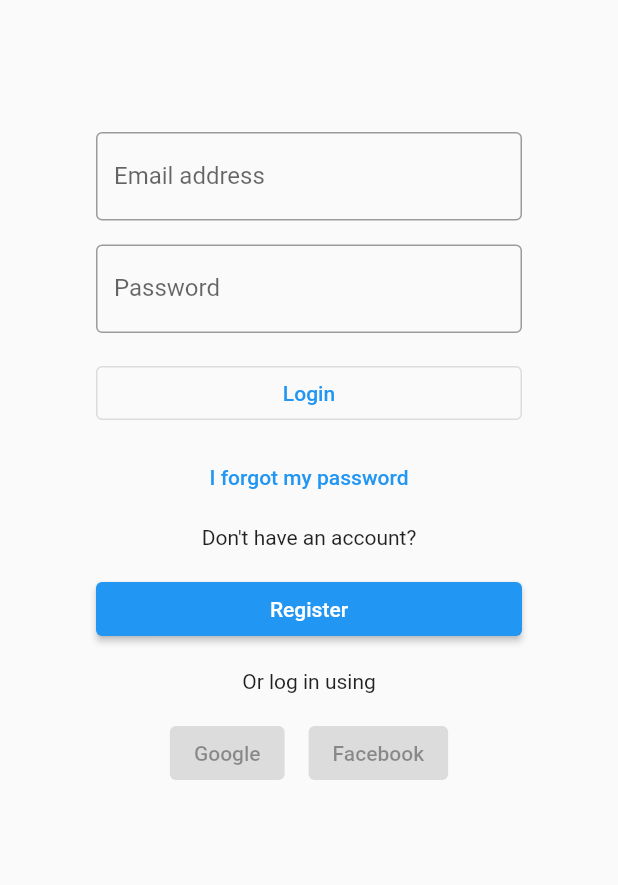
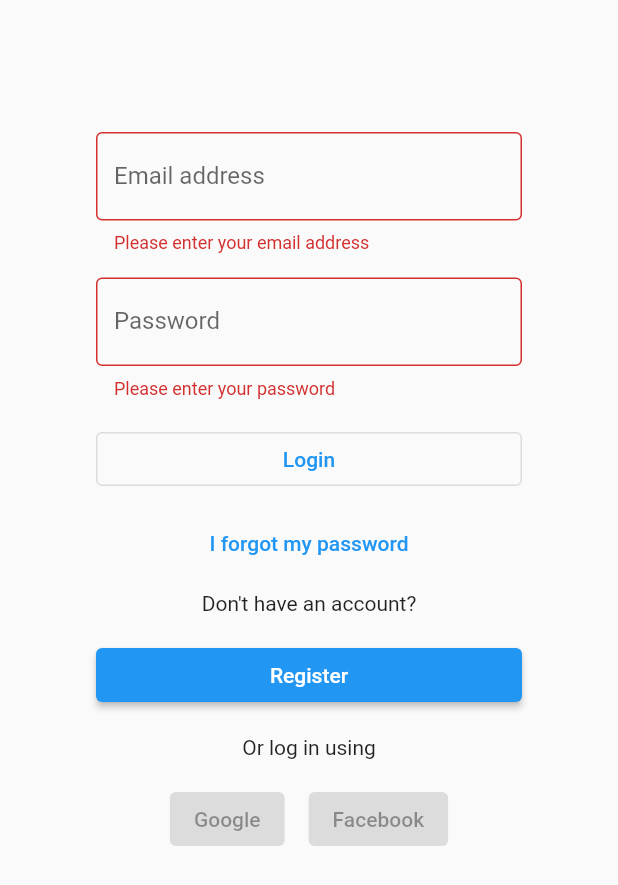
Before and after one commit to davidjohnmaccallum/church_backoffice, a Flutter app: the screen it shows after launch, after a tap on "Login", on a phone screen of 412 x 824 dp. Shown: the top 885 px of the screen. Run offline on Flutter 3.47's test engine with Material 2 defaults, Android fonts, the light colour scheme and no system bars; our stand-ins replace email_validator, firebase_auth, firebase_core; accounts and stored records are empty.

Commit message:
Register, login and logout

```diff
--- a/lib/components/header.dart
+++ b/lib/components/header.dart
@@ -1,11 +1,14 @@
+import 'package:firebase_auth/firebase_auth.dart';
 import 'package:flutter/material.dart';
 
 class Header extends StatelessWidget {
   final Function onAvatarTap;
+  final User user;
 
   const Header({
     Key key,
     this.onAvatarTap,
+    this.user,
   }) : super(key: key);
 
   @override
--- a/lib/main.dart
+++ b/lib/main.dart
@@ -24,6 +24,8 @@ class _AppState extends State<App> {
   bool _initialized = false;
   bool _error = false;
   User _user;
+  String _registrationErrorMessage;
+  String _loginErrorMessage;
 
   // Define an async function to initialize FlutterFire
   void initializeFlutterFire() async {
@@ -42,7 +44,7 @@ class _AppState extends State<App> {
         if (user == null) {
           print('User is currently signed out!');
         } else {
-          print('User is signed in!');
+          print("User is signed in! $user");
         }
       });
     } catch (e) {
@@ -70,8 +72,44 @@ class _AppState extends State<App> {
     );
   }
 
-  submitRegistrationForm(RegistrationData data) {
-    // TODO: Integrate backend
+  submitRegistrationForm(RegistrationData data) async {
+    try {
+      setState(() {
+        _registrationErrorMessage = null;
+      });
+      await FirebaseAuth.instance.createUserWithEmailAndPassword(
+        email: data.email,
+        password: data.password,
+      );
+    } catch (e) {
+      setState(() {
+        _registrationErrorMessage = e.message;
+      });
+    }
+  }
+
+  login(String email, String password) async {
+    try {
+      setState(() {
+        _loginErrorMessage = null;
+      });
+      await FirebaseAuth.instance.signInWithEmailAndPassword(
+        email: email,
+        password: password,
+      );
+    } catch (e) {
+      setState(() {
+        _loginErrorMessage = e.message;
+      });
+    }
+  }
+
+  logout() async {
+    try {
+      await FirebaseAuth.instance.signOut();
+    } catch (e) {
+      print(e);
+    }
   }
 
   Widget getHome() {
@@ -95,11 +133,19 @@ class _AppState extends State<App> {
 
     if (_user == null) {
       return LoginScreen(
+        onLoginPressed: login,
         onRegisterPressed: openRegisterScreen,
+        errorMessage: _loginErrorMessage,
       );
+      // return RegistrationForm(
+      //   onRegisterPressed: submitRegistrationForm,
+      //   errorMessage: _registrationErrorMessage,
+      // );
     }
 
-    return Layout();
+    return Layout(
+      onLogoutPressed: logout,
+    );
   }
 
   @override
--- a/lib/screens/login.dart
+++ b/lib/screens/login.dart
@@ -1,12 +1,13 @@
-import 'package:church_backoffice/screens/register.dart';
+import 'package:email_validator/email_validator.dart';
 import 'package:flutter/material.dart';
 
-class LoginScreen extends StatelessWidget {
+class LoginScreen extends StatefulWidget {
   final onLoginPressed;
   final onForgotPressed;
   final onRegisterPressed;
   final onGoogleAuthPressed;
   final onFacebookAuthPressed;
+  final String errorMessage;
 
   const LoginScreen({
     Key key,
@@ -15,11 +16,23 @@ class LoginScreen extends StatelessWidget {
     this.onRegisterPressed,
     this.onGoogleAuthPressed,
     this.onFacebookAuthPressed,
+    this.errorMessage,
   }) : super(key: key);
 
   @override
+  _LoginScreenState createState() => _LoginScreenState();
+}
+
+class _LoginScreenState extends State<LoginScreen> {
+  final _formKey = GlobalKey<FormState>();
+  String _email;
+  String _password;
+
+  @override
   Widget build(BuildContext context) {
-    return Scaffold(
+    return Form(
+      key: _formKey,
+      child: Scaffold(
         body: Container(
           alignment: Alignment.center,
           child: Padding(
@@ -28,9 +41,33 @@ class LoginScreen extends StatelessWidget {
               width: 300,
               child: Column(
                 children: [
+                  widget.errorMessage != null
+                      ? Padding(
+                          padding: const EdgeInsets.all(8.0),
+                          child: Text(
+                            widget.errorMessage,
+                            style: TextStyle(
+                              color: Colors.red,
+                              fontWeight: FontWeight.bold,
+                            ),
+                          ),
+                        )
+                      : Container(),
                   Padding(
                     padding: const EdgeInsets.all(8.0),
-                  child: TextField(
+                    child: TextFormField(
+                      validator: (value) {
+                        if (value.isEmpty) {
+                          return 'Please enter your email address';
+                        }
+                        if (!EmailValidator.validate(value)) {
+                          return 'Please enter a valid email address';
+                        }
+                        return null;
+                      },
+                      onSaved: (String value) {
+                        _email = value;
+                      },
                       decoration: InputDecoration(
                         border: OutlineInputBorder(),
                         labelText: "Email address",
@@ -39,7 +76,16 @@ class LoginScreen extends StatelessWidget {
                   ),
                   Padding(
                     padding: const EdgeInsets.all(8.0),
-                  child: TextField(
+                    child: TextFormField(
+                      validator: (value) {
+                        if (value.isEmpty) {
+                          return 'Please enter your password';
+                        }
+                        return null;
+                      },
+                      onSaved: (String value) {
+                        _password = value;
+                      },
                       obscureText: true,
                       decoration: InputDecoration(
                         border: OutlineInputBorder(),
@@ -53,8 +99,11 @@ class LoginScreen extends StatelessWidget {
                       width: double.infinity,
                       child: OutlinedButton(
                         onPressed: () {
-                        if (onLoginPressed == null) return;
-                        onLoginPressed(context);
+                          if (_formKey.currentState.validate()) {
+                            _formKey.currentState.save();
+                            if (widget.onLoginPressed == null) return;
+                            widget.onLoginPressed(_email, _password);
+                          }
                         },
                         child: Text("Login"),
                       ),
@@ -66,8 +115,8 @@ class LoginScreen extends StatelessWidget {
                       width: double.infinity,
                       child: TextButton(
                         onPressed: () {
-                        if (onForgotPressed == null) return;
-                        onForgotPressed(context);
+                          if (widget.onForgotPressed == null) return;
+                          widget.onForgotPressed(context);
                         },
                         child: Text("I forgot my password"),
                       ),
@@ -83,8 +132,8 @@ class LoginScreen extends StatelessWidget {
                       width: double.infinity,
                       child: ElevatedButton(
                         onPressed: () {
-                        if (onRegisterPressed == null) return;
-                        onRegisterPressed(context);
+                          if (widget.onRegisterPressed == null) return;
+                          widget.onRegisterPressed(context);
                         },
                         child: Text("Register"),
                       ),
@@ -100,14 +149,14 @@ class LoginScreen extends StatelessWidget {
                       Padding(
                         padding: const EdgeInsets.all(8.0),
                         child: ElevatedButton(
-                        onPressed: onGoogleAuthPressed,
+                          onPressed: widget.onGoogleAuthPressed,
                           child: Text("Google"),
                         ),
                       ),
                       Padding(
                         padding: const EdgeInsets.all(8.0),
                         child: ElevatedButton(
-                        onPressed: onFacebookAuthPressed,
+                          onPressed: widget.onFacebookAuthPressed,
                           child: Text("Facebook"),
                         ),
                       ),
@@ -118,6 +167,7 @@ class LoginScreen extends StatelessWidget {
             ),
           ),
         ),
+      ),
     );
   }
 }
```
Also changed, not shown: lib/components/layout.dart (+28 -3 lines), lib/screens/register.dart (+18 -7 lines), pubspec.lock. Lines whose indentation alone changed are shown as unchanged.
